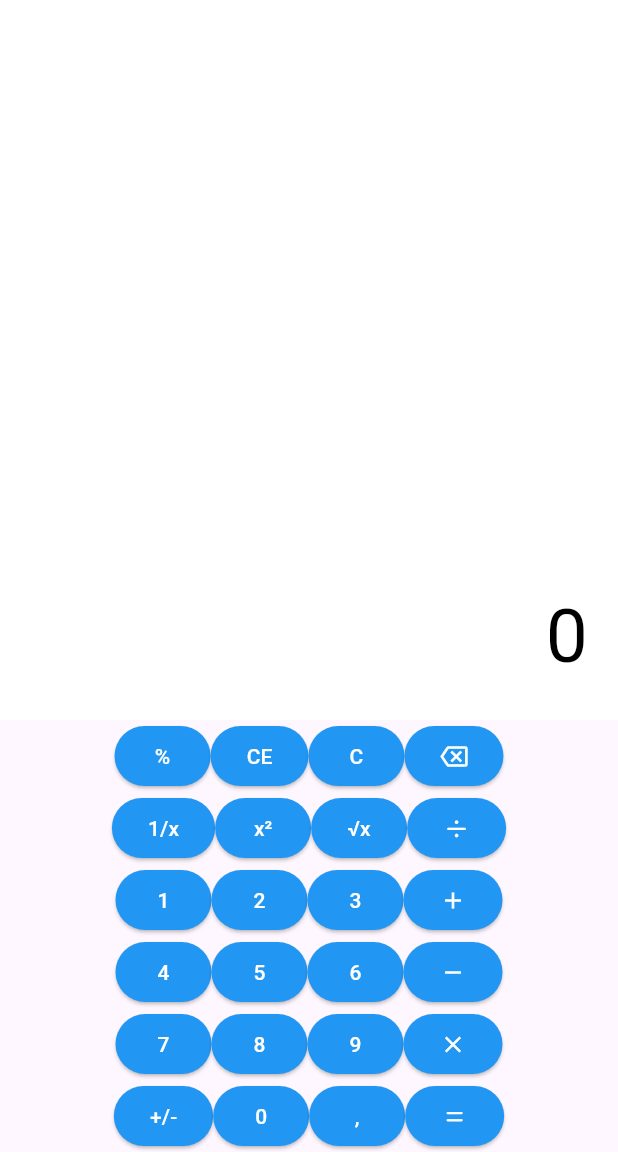
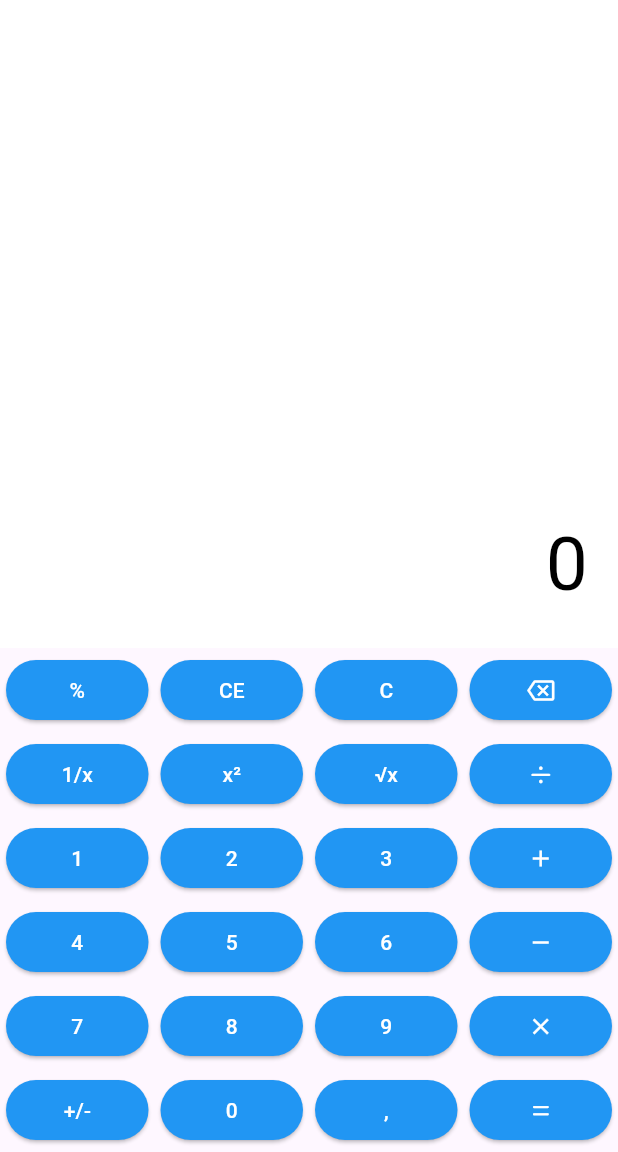
Before and after one commit to Yalo95/Flutter_proyectos, a Flutter app: the screen it shows after launch, on a phone screen of 412 x 824 dp, the part 84-1236 px from its top. Run offline on Flutter 3.47's test engine with Material 3 defaults, Android fonts, the phone set to English and light mode, and no system bars; our stand-ins replace math_expressions.

Commit message:
Colocacion mejor de los botones

```diff
--- a/calculadora/lib/screens/home_screen.dart
+++ b/calculadora/lib/screens/home_screen.dart
@@ -13,7 +13,6 @@ class HomeScreen extends StatefulWidget{
 
 class _HomeScreenState extends State<HomeScreen> {
 
-  String expression = "0";
   AppLogic logic = AppLogic();
 
 
@@ -35,9 +34,11 @@ class _HomeScreenState extends State<HomeScreen> {
                   )
                 ),
                 Row(
-                  mainAxisAlignment: MainAxisAlignment.center,
                   children: [
-                    ElevatedButton(
+                    Expanded(
+                      child: Padding(
+                        padding: EdgeInsets.all(4),
+                        child: ElevatedButton(
                           child: Text("%"),
                           onPressed: (){
                             setState(() {
@@ -45,214 +46,326 @@ class _HomeScreenState extends State<HomeScreen> {
                             });
                           },
                         ),
-                    ElevatedButton(
+                      )
+                    ),
+                    Expanded(
+                      child: Padding(
+                        padding: EdgeInsets.all(4),
+                        child: ElevatedButton(
                           child: Text("CE"),
                           onPressed: (){
                             setState(() {
                               logic.clearEntry();
                             });
                           }
+                        )
+                      )
                     ),
-                    ElevatedButton(
+                    Expanded(
+                      child: Padding(
+                        padding: EdgeInsets.all(4),
+                        child: ElevatedButton(
                           child: Text("C"),
                           onPressed: (){
                             setState(() {
                               logic.clear();
                             });
                           }
+                        )
+                      )
                     ),
-                    ElevatedButton(
+                    Expanded(
+                      child: Padding(
+                        padding: EdgeInsets.all(4),
+                        child: ElevatedButton(
                           child: Icon(Icons.backspace_outlined), //Icono de borrado con flecha
                           onPressed: (){
                             setState(() {
                               logic.deleteLast();
                             });
                           }
+                        )
+                      )
                     ),
                   ]
                 ),
                 Row(
-                  mainAxisAlignment: MainAxisAlignment.center,
                   children: [
-                    ElevatedButton(
+                    Expanded(
+                      child: Padding(
+                        padding: EdgeInsets.all(4),
+                        child: ElevatedButton(
                           child: Text("1/x"),
                           onPressed: (){
                             setState(() {
                               logic.inverse();
                             });
                           }
+                        )
+                      )
                     ),
-                    ElevatedButton(
+                    Expanded(
+                      child: Padding(
+                        padding: EdgeInsets.all(4),
+                        child: ElevatedButton(
                           child: Text("x²"),
                           onPressed: (){
                             setState(() {
                               logic.square();
                             });
                           }
+                        )
+                      )
                     ),
-                    ElevatedButton(
+                    Expanded(
+                      child: Padding(
+                        padding: EdgeInsets.all(4),
+                        child: ElevatedButton(
                           child: Text("√x"),
                           onPressed: (){
                             setState(() {
                               logic.squareRoot();
                             });
                           }
+                        )
+                      )
                     ),
-                    ElevatedButton(
+                    Expanded(
+                      child: Padding(
+                        padding: EdgeInsets.all(4),
+                        child: ElevatedButton(
                           child: Icon(CupertinoIcons.divide), //Para el signo de division, con cupertino porque material no lo tiene
                           onPressed: (){
                             setState(() {
                               logic.addOperator("/");
                             });
                           }
+                        )
+                      )
                     ),
                   ]
                 ),
                 Row(
-                  mainAxisAlignment: MainAxisAlignment.center,
                   children: [
-                    ElevatedButton(
+                    Expanded(
+                      child: Padding(
+                        padding: EdgeInsets.all(4),
+                        child: ElevatedButton(
                           child: Text("1"),
                           onPressed: (){
                             setState(() {
                               logic.addDigit("1");
                             });
                           }
+                        )
+                      )
                     ),
-                    ElevatedButton(
+                    Expanded(
+                      child: Padding(
+                        padding: EdgeInsets.all(4),
+                        child: ElevatedButton(
                           child: Text("2"),
                           onPressed: (){
                             setState(() {
                               logic.addDigit("2");
                             });
                           }
+                        )
+                      )
                     ),
-                    ElevatedButton(
+                    Expanded(
+                      child: Padding(
+                        padding: EdgeInsets.all(4),
+                        child: ElevatedButton(
                           child: Text("3"),
                           onPressed: (){
                             setState(() {
                               logic.addDigit("3");
                             });
                           }
+                        )
+                      )
                     ),
-                    ElevatedButton(
+                    Expanded(
+                      child: Padding(
+                        padding: EdgeInsets.all(4),
+                        child: ElevatedButton(
                           child: Icon(Icons.add),
                           onPressed: (){
                             setState(() {
                               logic.addOperator("+");
                             });
                           }
-                    ),
+                        )
+                      )
+                    )
                   ]
                 ),
                 Row (
-                  mainAxisAlignment: MainAxisAlignment.center,
                   children: [
-                    ElevatedButton(
+                    Expanded(
+                      child: Padding(
+                        padding: EdgeInsets.all(4),
+                        child: ElevatedButton(
                           child: Text("4"),
                           onPressed: (){
                             setState(() {
                               logic.addDigit("4");
                             });
                           }
+                        )
+                      )
                     ),
-                    ElevatedButton(
+                    Expanded(
+                      child: Padding(
+                        padding: EdgeInsets.all(4),
+                        child: ElevatedButton(
                           child: Text("5"),
                           onPressed: (){
                             setState(() {
                               logic.addDigit("5");
                             });
                           }
+                        )
+                      )
                     ),
-                    ElevatedButton(
+                    Expanded(
+                      child: Padding(
+                        padding: EdgeInsets.all(4),
+                        child: ElevatedButton(
                           child: Text("6"),
                           onPressed: (){
                             setState(() {
                               logic.addDigit("6");
                             });
                           }
+                        )
+                      )
                     ),
-                     ElevatedButton(
+                     Expanded(
+                      child: Padding(
+                        padding: EdgeInsets.all(4),
+                        child: ElevatedButton(
                           child: Icon(Icons.remove),
                           onPressed: (){
                             setState(() {
                               logic.addOperator("-");
                             });
                           }
-                    ),
+                        )
+                      )
+                    )
                   ]
                 ),
                 Row (
-                  mainAxisAlignment: MainAxisAlignment.center,
                   children: [
-                    ElevatedButton(
+                    Expanded(
+                      child: Padding(
+                        padding: EdgeInsets.all(4),
+                        child: ElevatedButton(
                           child: Text("7"),
                           onPressed: (){
                             setState(() {
                               logic.addDigit("7");
                             });
                           }
+                        )
+                      )
                     ),
-                    ElevatedButton(
+                    Expanded(
+                      child: Padding(
+                        padding: EdgeInsets.all(4),
+                        child: ElevatedButton(
                           child: Text("8"),
                           onPressed: (){
                             setState(() {
                               logic.addDigit("8");
                             });
                           }
+                        )
+                      )
                     ),
-                    ElevatedButton(
+                    Expanded(
+                      child: Padding(
+                        padding: EdgeInsets.all(4),
+                        child: ElevatedButton(
                           child: Text("9"),
                           onPressed: (){
                             setState(() {
                               logic.addDigit("9");
                             });
                           }
+                        )
+                      )
                     ),
-                    ElevatedButton(
+                    Expanded(
+                      child: Padding(
+                        padding: EdgeInsets.all(4),
+                        child: ElevatedButton(
                           child: Icon(Icons.close), //Para multiplicar
                           onPressed: (){
                             setState(() {
                               logic.addOperator("*");
                             });
                           }
+                        )
+                      )
                     ),
                   ]
                 ),
                 Row (
-                  mainAxisAlignment: MainAxisAlignment.center,
                   children: [
-                   ElevatedButton(
+                   Expanded(
+                    child: Padding(
+                      padding: EdgeInsets.all(4),
+                      child: ElevatedButton(
                         child: Text("+/-"),
                         onPressed: (){
                           setState(() {
                             logic.toggleSign();
                           });
                         }
+                      )
+                    )
                    ),
-                    ElevatedButton(
+                    Expanded(
+                      child: Padding(
+                        padding: EdgeInsets.all(4),
+                        child: ElevatedButton(
                           child: Text("0"),
                           onPressed: (){
                             setState(() {
                               logic.addDigit("0");
                             });
                           }
+                        )
+                      )
                     ),
-                    ElevatedButton(
+                    Expanded(
+                      child: Padding(
+                        padding: EdgeInsets.all(4),
+                        child: ElevatedButton(
                           child: Text(","),
                           onPressed: (){
                             setState(() {
                               logic.addDecimal();
                             });
                           }
+                        )
+                      )
                     ),
-                   ElevatedButton(
+                   Expanded(
+                    child: Padding(
+                      padding: EdgeInsets.all(4),
+                      child: ElevatedButton(
                           child: Icon(CupertinoIcons.equal), //Para el signo de =, con cupertino porque material no lo tiene
                           onPressed: (){
                             setState(() {
                               logic.calculate();
                             });
                           }
+                        )
+                      )
                     )
                   ]
                 )
--- a/calculadora/lib/theme/theme.dart
+++ b/calculadora/lib/theme/theme.dart
@@ -4,7 +4,7 @@ class AppTheme {
 
   static const Color background = Colors.blue;
   static const Color fontColor = Colors.white;
-
+  static const double buttonspacing = 8;
 
 
   static final ThemeData lightTheme = ThemeData.light().copyWith(
```
Lines whose indentation alone changed are shown as unchanged.
